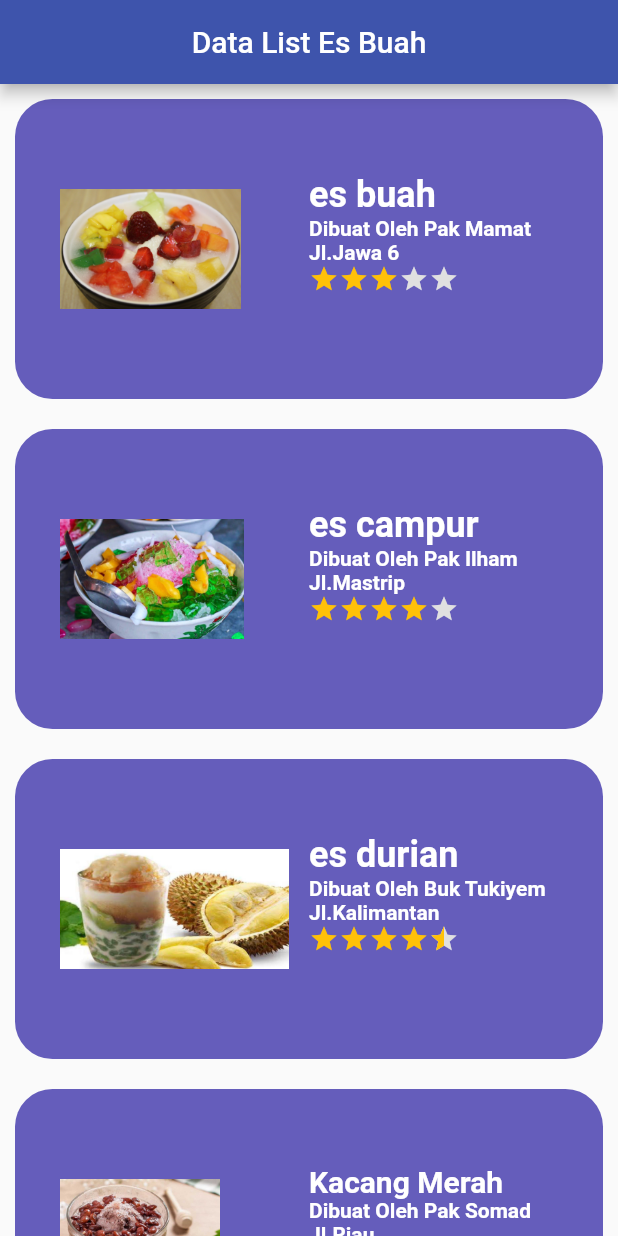
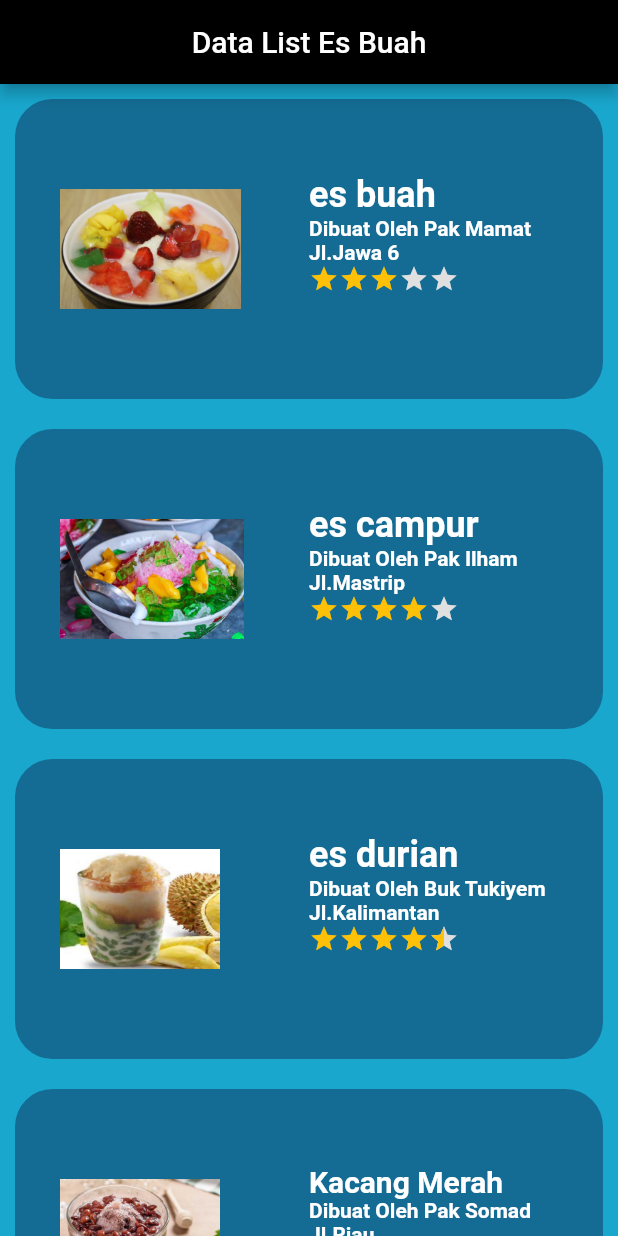
Before and after one commit to Yoga838/Tugas_PBM_1, a Flutter app: the screen it shows after launch, on a phone screen of 412 x 824 dp. Run offline on Flutter 3.47's test engine with Material 2 defaults, Android fonts, the phone set to English and light mode, and no system bars; drawn by our look-alikes of flutter_rating_bar.

Commit message:
change color

```diff
--- a/tugas1/lib/main.dart
+++ b/tugas1/lib/main.dart
@@ -14,10 +14,11 @@ class MyApp extends StatelessWidget {
     return MaterialApp(
         debugShowCheckedModeBanner: false,
         home: Scaffold(
+            backgroundColor: Color(0xff19a7ce),
             appBar: AppBar(
               centerTitle: true,
               title: Text("Data List Es Buah"),
-              backgroundColor: Color(0xFF3E54AC),
+              backgroundColor: Color(0xff000000),
             ),
             body: ListView(
               scrollDirection: Axis.vertical,
@@ -31,7 +32,7 @@ class MyApp extends StatelessWidget {
                         padding:
                             EdgeInsets.symmetric(horizontal: 30, vertical: 50),
                         decoration: BoxDecoration(
-                            color: Color(0xFF655DBB),
+                            color: Color(0xff146c94),
                             borderRadius: BorderRadius.circular(25)),
                         child: Row(
                           // textDirection: TextDirection.rtl,
@@ -104,7 +105,7 @@ class MyApp extends StatelessWidget {
                         padding:
                             EdgeInsets.symmetric(horizontal: 30, vertical: 50),
                         decoration: BoxDecoration(
-                            color: Color(0xFF655DBB),
+                            color: Color(0xff146c94),
                             borderRadius: BorderRadius.circular(25)),
                         child: Row(
                           // textDirection: TextDirection.rtl,
@@ -176,7 +177,7 @@ class MyApp extends StatelessWidget {
                         padding:
                             EdgeInsets.symmetric(horizontal: 30, vertical: 50),
                         decoration: BoxDecoration(
-                            color: Color(0xFF655DBB),
+                            color: Color(0xff146c94),
                             borderRadius: BorderRadius.circular(25)),
                         child: Row(
                           // textDirection: TextDirection.rtl,
@@ -247,7 +248,7 @@ class MyApp extends StatelessWidget {
                         padding:
                             EdgeInsets.symmetric(horizontal: 30, vertical: 50),
                         decoration: BoxDecoration(
-                            color: Color(0xFF655DBB),
+                            color: Color(0xff146c94),
                             borderRadius: BorderRadius.circular(25)),
                         child: Row(
                           // textDirection: TextDirection.rtl,
@@ -318,7 +319,7 @@ class MyApp extends StatelessWidget {
                         padding:
                             EdgeInsets.symmetric(horizontal: 30, vertical: 50),
                         decoration: BoxDecoration(
-                            color: Color(0xFF655DBB),
+                            color: Color(0xff146c94),
                             borderRadius: BorderRadius.circular(25)),
                         child: Row(
                           // textDirection: TextDirection.rtl,
@@ -389,7 +390,7 @@ class MyApp extends StatelessWidget {
                         padding:
                             EdgeInsets.symmetric(horizontal: 30, vertical: 50),
                         decoration: BoxDecoration(
-                            color: Color(0xFF655DBB),
+                            color: Color(0xff146c94),
                             borderRadius: BorderRadius.circular(25)),
                         child: Row(
                           // textDirection: TextDirection.rtl,
```
Also changed, not shown: tugas1/assets/images/es-dawet-durian.jpg, tugas1/assets/images/es-sanghai.jpeg.
